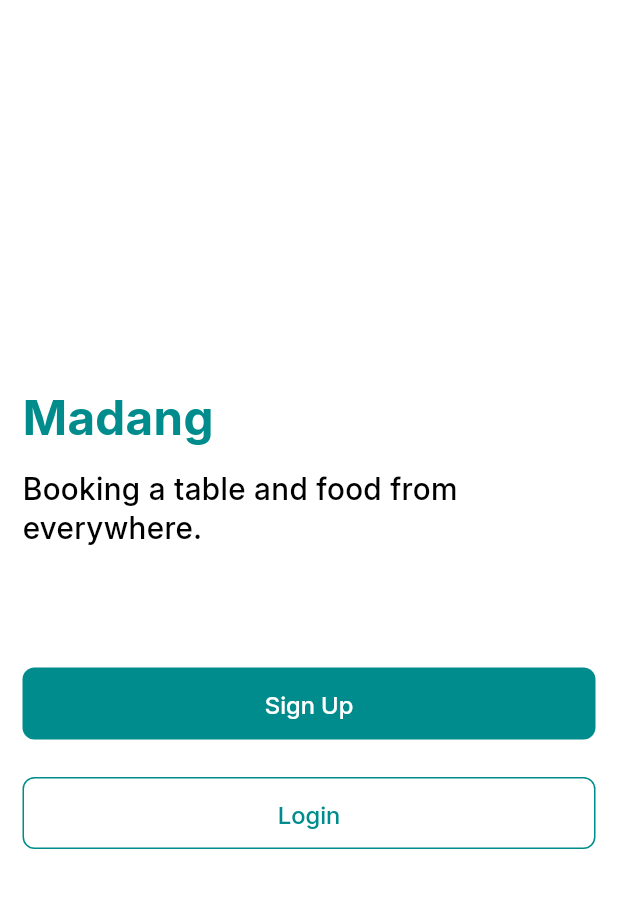
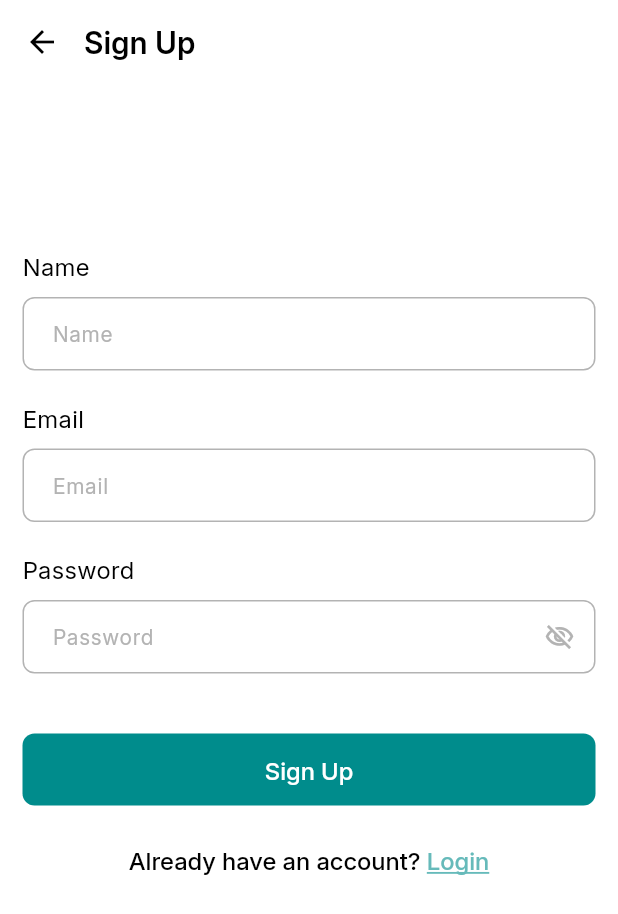
Before and after one commit to Aptafluxx/Madang, a Flutter app: the screen it shows after launch, after a tap on "Sign Up", on a phone screen of 412 x 824 dp. Shown: the top 914 px of the screen. Run offline on Flutter 3.47's test engine with Material 3 defaults, Android fonts, the phone set to English and light mode, and no system bars; our stand-ins replace flutter_svg, get, loading_animation_widget, shared_preferences; statements that could not run were skipped.

Commit message:
feat: add login and signup screens with corresponding controllers and bindings

```diff
--- a/lib/app/routes/app_pages.dart
+++ b/lib/app/routes/app_pages.dart
@@ -1,5 +1,9 @@
 import 'package:get/get.dart';
 import 'package:madang/app/routes/app_routes.dart';
+import 'package:madang/features/auth/presentation/controller/login_binding.dart';
+import 'package:madang/features/auth/presentation/controller/signup_binding.dart';
+import 'package:madang/features/auth/presentation/login_screen.dart';
+import 'package:madang/features/auth/presentation/signup_screen.dart';
 import 'package:madang/features/onboarding/controller/onboarding_binding.dart';
 import 'package:madang/features/onboarding/presentation/onboarding_screen.dart';
 import 'package:madang/features/splash/controller/splash_binding.dart';
@@ -19,5 +23,17 @@ class AppPages {
       binding: OnboardingBinding(),
       transition: .leftToRight,
     ),
+    GetPage(
+      name: AppRoutes.signup,
+      page: () => const SignupScreen(),
+      binding: SignupBinding(),
+      transition: .rightToLeft,
+    ),
+    GetPage(
+      name: AppRoutes.login,
+      page: () => const LoginScreen(),
+      binding: LoginBinding(),
+      transition: .rightToLeft,
+    ),
   ];
 }
--- a/lib/app/routes/app_routes.dart
+++ b/lib/app/routes/app_routes.dart
@@ -1,4 +1,6 @@
 class AppRoutes {
   static const String splash = '/splash';
   static const String onboarding = '/onboarding';
+  static const String signup = '/signup';
+  static const String login = '/login';
 }
--- a/lib/core/widgets/custom_text_field.dart
+++ b/lib/core/widgets/custom_text_field.dart
@@ -189,10 +189,7 @@ class _CustomTextFieldState extends State<CustomTextField> {
       crossAxisAlignment: CrossAxisAlignment.start,
       mainAxisSize: MainAxisSize.min,
       children: [
-        Text(
-          widget.label!,
-          style: AppTextStyles.body2.copyWith(fontWeight: FontWeight.w500),
-        ),
+        Text(widget.label!, style: AppTextStyles.body1),
         const SizedBox(height: 8),
         field,
       ],
--- a/lib/core/widgets/custom_top_navigation.dart
+++ b/lib/core/widgets/custom_top_navigation.dart
@@ -1,4 +1,5 @@
 import 'package:flutter/material.dart';
+
 import '../../app/theme/app_colors.dart';
 import '../../app/theme/app_text_theme.dart';
 
@@ -68,9 +69,7 @@ class CustomTopNavigation extends StatelessWidget
         title,
         maxLines: 1,
         overflow: TextOverflow.ellipsis,
-        style:
-            titleStyle ??
-            AppTextStyles.subtitle2.copyWith(color: AppColors.textPrimary),
+        style: titleStyle ?? AppTextStyles.title2,
       ),
       actions: [
         ...?actions,
--- /dev/null
+++ b/lib/features/auth/presentation/controller/login_binding.dart
@@ -0,0 +1,9 @@
+import 'package:get/get.dart';
+import 'package:madang/features/auth/presentation/controller/login_controller.dart';
+
+class LoginBinding extends Bindings {
+  @override
+  void dependencies() {
+    Get.lazyPut<LoginController>(() => LoginController());
+  }
+}
--- /dev/null
+++ b/lib/features/auth/presentation/controller/signup_binding.dart
@@ -0,0 +1,9 @@
+import 'package:get/get.dart';
+import 'package:madang/features/auth/presentation/controller/signup_controller.dart';
+
+class SignupBinding extends Bindings {
+  @override
+  void dependencies() {
+    Get.lazyPut<SignupController>(() => SignupController());
+  }
+}
--- /dev/null
+++ b/lib/features/auth/presentation/controller/signup_controller.dart
@@ -0,0 +1,25 @@
+import 'package:flutter/material.dart';
+import 'package:get/get.dart';
+
+class SignupController extends GetxController {
+  final emailController = TextEditingController();
+  final passwordController = TextEditingController();
+  final confirmPasswordController = TextEditingController();
+
+  final isLoading = false.obs;
+
+  void signup() async {
+    isLoading.value = true;
+    try {
+      // await _authRepository.signup(
+      //   email: emailController.text,
+      //   password: passwordController.text,
+      // );
+      // Handle successful signup, e.g., navigate to the home screen
+    } catch (e) {
+      // Handle signup error, e.g., show a snackbar with the error message
+    } finally {
+      isLoading.value = false;
+    }
+  }
+}
--- /dev/null
+++ b/lib/features/auth/presentation/signup_screen.dart
@@ -0,0 +1,77 @@
+import 'package:flutter/material.dart';
+import 'package:flutter/gestures.dart';
+import 'package:get/get.dart';
+import 'package:madang/app/routes/app_routes.dart';
+import 'package:madang/app/theme/app_colors.dart';
+import 'package:madang/app/theme/app_text_theme.dart';
+import 'package:madang/core/widgets/custom_button.dart';
+import 'package:madang/core/widgets/custom_text_field.dart';
+import 'package:madang/core/widgets/custom_top_navigation.dart';
+import 'package:madang/features/auth/presentation/controller/signup_controller.dart';
+
+class SignupScreen extends GetView<SignupController> {
+  const SignupScreen({super.key});
+
+  @override
+  Widget build(BuildContext context) {
+    return GestureDetector(
+      onTap: FocusScope.of(context).unfocus,
+      child: Scaffold(
+        appBar: CustomTopNavigation(title: "Sign Up"),
+        body: SafeArea(
+          child: SingleChildScrollView(
+            padding: .symmetric(horizontal: 15, vertical: 10),
+            child: Column(
+              crossAxisAlignment: .center,
+              children: [
+                const SizedBox(height: 100),
+                CustomTextField(
+                  hintText: "Name",
+                  label: "Name",
+                  textInputAction: .next,
+                  keyboardType: .name,
+                ),
+                const SizedBox(height: 20),
+                CustomTextField(
+                  hintText: "Email",
+                  label: "Email",
+                  textInputAction: .next,
+                  keyboardType: .emailAddress,
+                ),
+                const SizedBox(height: 20),
+                CustomTextField(
+                  hintText: "Password",
+                  label: "Password",
+                  isPassword: true,
+                  keyboardType: .visiblePassword,
+                ),
+                const SizedBox(height: 40),
+                CustomButton(label: "Sign Up", onPressed: () {}),
+                const SizedBox(height: 25),
+                RichText(
+                  text: TextSpan(
+                    style: AppTextStyles.subtitle2.copyWith(
+                      color: AppColors.textPrimary,
+                    ),
+                    children: [
+                      const TextSpan(text: "Already have an account? "),
+                      TextSpan(
+                        text: "Login",
+                        recognizer: TapGestureRecognizer()
+                          ..onTap = () => Get.offAllNamed(AppRoutes.login),
+                        style: AppTextStyles.subtitle2.copyWith(
+                          decoration: .underline,
+                          color: AppColors.primary30,
+                        ),
+                      ),
+                    ],
+                  ),
+                ),
+              ],
+            ),
+          ),
+        ),
+      ),
+    );
+  }
+}
--- a/lib/features/onboarding/presentation/onboarding_screen.dart
+++ b/lib/features/onboarding/presentation/onboarding_screen.dart
@@ -1,5 +1,6 @@
 import 'package:flutter/material.dart';
 import 'package:get/get.dart';
+import 'package:madang/app/routes/app_routes.dart';
 import 'package:madang/app/theme/app_colors.dart';
 import 'package:madang/app/theme/app_text_theme.dart';
 import 'package:madang/core/widgets/custom_button.dart';
@@ -27,12 +28,19 @@ class OnboardingScreen extends GetView<OnboardingController> {
               style: AppTextStyles.heading4.copyWith(fontWeight: .w500),
             ),
             const SizedBox(height: 80),
-            CustomButton(label: "Sign Up", onPressed: () {}),
+            CustomButton(
+              label: "Sign Up",
+              onPressed: () {
+                Get.offAllNamed(AppRoutes.signup);
+              },
+            ),
             const SizedBox(height: 25),
             CustomButton(
               label: "Login",
               variant: CustomButtonVariant.outlined,
-              onPressed: () {},
+              onPressed: () {
+                Get.offAllNamed(AppRoutes.login);
+              },
             ),
           ],
         ),
--- a/lib/features/splash/controller/splash_controller.dart
+++ b/lib/features/splash/controller/splash_controller.dart
@@ -1,9 +1,8 @@
 import 'package:get/get.dart';
 import 'package:madang/app/routes/app_routes.dart';
-import 'package:madang/core/services/preferences_service.dart';
 
 class SplashController extends GetxController {
-  final PreferencesService _prefs = Get.find<PreferencesService>();
+  // final PreferencesService _prefs = Get.find<PreferencesService>();
 
   @override
   void onInit() {
```
Also changed, not shown: lib/features/auth/presentation/controller/login_controller.dart (added, +24 -0 lines), lib/features/auth/presentation/login_screen.dart (added, +70 -0 lines), lib/features/onboarding/controller/onboarding_controller.dart (+5 -28 lines).
